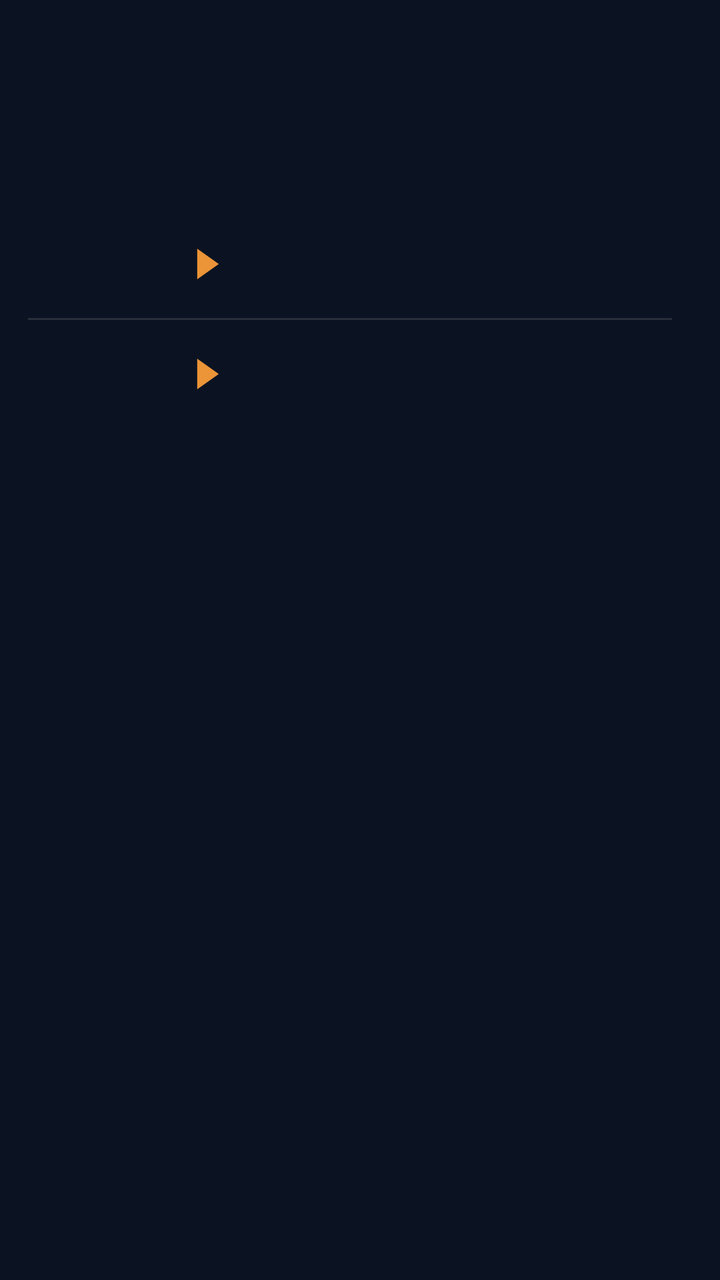
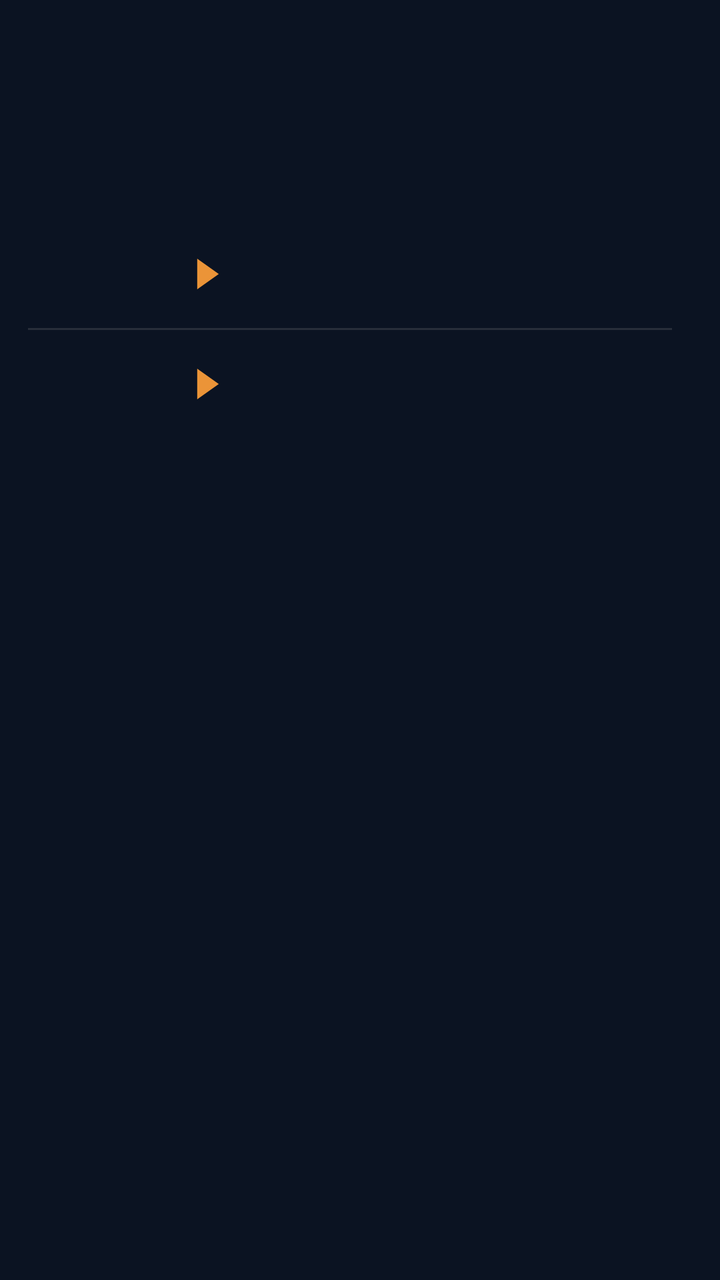

An Android layout rendered at two revisions. The XML below is the earlier revision; the diff shows what the commit changed to produce the second picture.
<!-- AndroidManifest.xml: application theme AppTheme -->
<!-- res/layout/widget_k2.xml -->
<?xml version="1.0" encoding="utf-8"?>
<FrameLayout
    xmlns:android="http://schemas.android.com/apk/res/android"
    android:id="@+id/root"
    android:layout_width="match_parent"
    android:layout_height="match_parent"
    android:padding="0dp">

    <LinearLayout
        android:layout_width="match_parent"
        android:layout_height="wrap_content"
        android:orientation="vertical">
        
        <FrameLayout
            android:layout_width="match_parent"
            android:layout_height="wrap_content">
            <ImageView
                android:id="@+id/clk_glass"
                android:layout_width="match_parent"
                android:layout_height="match_parent"
                android:importantForAccessibility="no"
                android:scaleType="fitXY" />
            <LinearLayout
                android:layout_width="match_parent"
                android:layout_height="94dp"
                android:background="@drawable/cur_clocks"
                android:clipToOutline="true"
                android:orientation="horizontal"
                android:padding="1dp">
            <FrameLayout
                android:layout_width="0dp"
                android:layout_height="match_parent"
                android:layout_weight="1">
                <ImageView
                    android:id="@+id/clk_bg_0"
                    android:layout_width="match_parent"
                    android:layout_height="match_parent"
                    android:scaleType="fitXY" />
                <LinearLayout
                    android:layout_width="match_parent"
                    android:layout_height="match_parent"
                    android:orientation="vertical"
                    android:gravity="center"
                    android:paddingStart="2dp"
                    android:paddingEnd="2dp">
                    <ImageView
                        android:id="@+id/clk_day_0"
                        android:layout_width="match_parent"
                        android:layout_height="16dp"
                        android:scaleType="fitCenter" />
                    <ImageView
                        android:id="@+id/clk_time_0"
                        android:layout_width="match_parent"
                        android:layout_height="30dp"
                        android:scaleType="fitCenter" />
                    <ImageView
                        android:id="@+id/clk_city_0"
                        android:layout_width="match_parent"
                        android:layout_height="16dp"
                        android:layout_marginTop="-3dp"
                        android:scaleType="fitCenter" />
                </LinearLayout>
            </FrameLayout>
            <FrameLayout
                android:layout_width="0dp"
                android:layout_height="match_parent"
                android:layout_weight="1">
                <ImageView
                    android:id="@+id/clk_bg_1"
                    android:layout_width="match_parent"
                    android:layout_height="match_parent"
                    android:scaleType="fitXY" />
                <LinearLayout
                    android:layout_width="match_parent"
                    android:layout_height="match_parent"
                    android:orientation="vertical"
                    android:gravity="center"
                    android:paddingStart="2dp"
                    android:paddingEnd="2dp">
                    <ImageView
                        android:id="@+id/clk_day_1"
                        android:layout_width="match_parent"
                        android:layout_height="16dp"
                        android:scaleType="fitCenter" />
                    <ImageView
                        android:id="@+id/clk_time_1"
                        android:layout_width="match_parent"
                        android:layout_height="30dp"
                        android:scaleType="fitCenter" />
                    <ImageView
                        android:id="@+id/clk_city_1"
                        android:layout_width="match_parent"
                        android:layout_height="16dp"
                        android:layout_marginTop="-3dp"
                        android:scaleType="fitCenter" />
                </LinearLayout>
            </FrameLayout>
            <FrameLayout
                android:layout_width="0dp"
                android:layout_height="match_parent"
                android:layout_weight="1">
                <ImageView
                    android:id="@+id/clk_bg_2"
                    android:layout_width="match_parent"
                    android:layout_height="match_parent"
                    android:scaleType="fitXY" />
                <LinearLayout
                    android:layout_width="match_parent"
                    android:layout_height="match_parent"
                    android:orientation="vertical"
                    android:gravity="center"
                    android:paddingStart="2dp"
                    android:paddingEnd="2dp">
                    <ImageView
                        android:id="@+id/clk_day_2"
                        android:layout_width="match_parent"
                        android:layout_height="16dp"
                        android:scaleType="fitCenter" />
                    <ImageView
                        android:id="@+id/clk_time_2"
                        android:layout_width="match_parent"
                        android:layout_height="30dp"
                        android:scaleType="fitCenter" />
                    <ImageView
                        android:id="@+id/clk_city_2"
                        android:layout_width="match_parent"
                        android:layout_height="16dp"
                        android:layout_marginTop="-3dp"
                        android:scaleType="fitCenter" />
                </LinearLayout>
            </FrameLayout>
            <FrameLayout
                android:layout_width="0dp"
                android:layout_height="match_parent"
                android:layout_weight="1">
                <ImageView
                    android:id="@+id/clk_bg_3"
                    android:layout_width="match_parent"
                    android:layout_height="match_parent"
                    android:scaleType="fitXY" />
                <LinearLayout
                    android:layout_width="match_parent"
                    android:layout_height="match_parent"
                    android:orientation="vertical"
                    android:gravity="center"
                    android:paddingStart="2dp"
                    android:paddingEnd="2dp">
                    <ImageView
                        android:id="@+id/clk_day_3"
                        android:layout_width="match_parent"
                        android:layout_height="16dp"
                        android:scaleType="fitCenter" />
                    <ImageView
                        android:id="@+id/clk_time_3"
                        android:layout_width="match_parent"
                        android:layout_height="30dp"
                        android:scaleType="fitCenter" />
                    <ImageView
                        android:id="@+id/clk_city_3"
                        android:layout_width="match_parent"
                        android:layout_height="16dp"
                        android:layout_marginTop="-3dp"
                        android:scaleType="fitCenter" />
                </LinearLayout>
            </FrameLayout>
            </LinearLayout>
            <ImageView
                android:id="@+id/clk_rim"
                android:layout_width="match_parent"
                android:layout_height="match_parent"
                android:importantForAccessibility="no"
                android:scaleType="fitXY" />
        </FrameLayout>
        
        <FrameLayout
            android:layout_width="match_parent"
            android:layout_height="wrap_content"
            android:layout_marginTop="7dp">
            <ImageView
                android:id="@+id/rates_bg"
                android:layout_width="match_parent"
                android:layout_height="match_parent"
                android:importantForAccessibility="no"
                android:scaleType="fitXY" />
            <LinearLayout
                android:layout_width="match_parent"
                android:layout_height="wrap_content"
                android:background="@drawable/cur_clocks"
                android:clipToOutline="true"
                android:orientation="vertical"
                android:paddingTop="4dp"
                android:paddingBottom="4dp">
            <FrameLayout
                android:id="@+id/row_0"
                android:layout_width="match_parent"
                android:layout_height="54dp"
                android:foreground="?android:attr/selectableItemBackground">
                
                <ImageView
                    android:id="@+id/trend_0"
                    android:layout_width="match_parent"
                    android:layout_height="match_parent"
                    android:scaleType="fitXY" />
                <LinearLayout
                    android:layout_width="match_parent"
                    android:layout_height="match_parent"
                    android:orientation="horizontal"
                    android:gravity="center_vertical"
                    android:paddingStart="14dp"
                    android:paddingEnd="24dp">
                    <LinearLayout
                        android:layout_width="wrap_content"
                        android:layout_height="wrap_content"
                        android:orientation="horizontal"
                        android:gravity="center_vertical">
                        <ImageView
                            android:id="@+id/fl_a_0"
                            android:layout_width="30dp"
                            android:layout_height="30dp"
                            android:scaleType="fitCenter" />
                        
                        <ImageView
                            android:id="@+id/code_a_0"
                            android:layout_width="40dp"
                            android:layout_height="22dp"
                            android:layout_marginStart="6dp"
                            android:scaleType="fitStart" />
                        <ImageView
                            android:id="@+id/arrow_0"
                            android:layout_width="12dp"
                            android:layout_height="16dp"
                            android:src="@drawable/cur_arrow"
                            android:layout_marginStart="8dp"
                            android:layout_marginEnd="10dp"
                            android:scaleType="fitCenter" />
                        <ImageView
                            android:id="@+id/fl_b_0"
                            android:layout_width="30dp"
                            android:layout_height="30dp"
                            android:scaleType="fitCenter" />
                        <ImageView
                            android:id="@+id/code_b_0"
                            android:layout_width="wrap_content"
                            android:layout_height="22dp"
                            android:adjustViewBounds="true"
                            android:layout_marginStart="6dp"
                            android:scaleType="fitStart" />
                    </LinearLayout>
                    <FrameLayout
                        android:layout_width="0dp"
                        android:layout_height="1dp"
                        android:layout_weight="1" />
                    
                    <LinearLayout
                        android:layout_width="wrap_content"
                        android:layout_height="wrap_content"
                        android:orientation="vertical"
                        android:layout_marginStart="6dp">
                        <LinearLayout
                            android:layout_width="wrap_content"
                            android:layout_height="16dp"
                            android:orientation="horizontal"
                            android:gravity="center_vertical">
                            <ImageView
                                android:id="@+id/mkt_val_0"
                                android:layout_width="56dp"
                                android:layout_height="15.6dp"
                                android:scaleType="fitEnd" />
                            <ImageView
                                android:id="@+id/mkt_lbl_0"
                                android:layout_width="38dp"
                                android:layout_height="14.3dp"
                                android:layout_marginStart="6dp"
                                android:scaleType="fitEnd" />
                        </LinearLayout>
                        <LinearLayout
                            android:layout_width="wrap_content"
                            android:layout_height="16dp"
                            android:orientation="horizontal"
                            android:gravity="center_vertical"
                            android:layout_marginTop="2dp">
                            <ImageView
                                android:id="@+id/visa_val_0"
                                android:layout_width="56dp"
                                android:layout_height="15.6dp"
                                android:scaleType="fitEnd" />
                            <ImageView
                                android:id="@+id/visa_logo_0"
                                android:layout_width="38dp"
                                android:layout_height="16dp"
                                android:layout_marginStart="6dp"
                                android:scaleType="fitEnd" />
                        </LinearLayout>
                    </LinearLayout>
                </LinearLayout>
            </FrameLayout>
            <ImageView
                android:id="@+id/div_1"
                android:layout_width="match_parent"
                android:layout_height="1dp"
                android:layout_marginStart="14dp"
                android:layout_marginEnd="24dp"
                android:importantForAccessibility="no"
                android:scaleType="fitXY"
                android:src="@drawable/cur_div" />
            <FrameLayout
                android:id="@+id/row_1"
                android:layout_width="match_parent"
                android:layout_height="54dp"
                android:foreground="?android:attr/selectableItemBackground">
                
                <ImageView
                    android:id="@+id/trend_1"
                    android:layout_width="match_parent"
                    android:layout_height="match_parent"
                    android:scaleType="fitXY" />
                <LinearLayout
                    android:layout_width="match_parent"
                    android:layout_height="match_parent"
                    android:orientation="horizontal"
                    android:gravity="center_vertical"
                    android:paddingStart="14dp"
                    android:paddingEnd="24dp">
                    <LinearLayout
                        android:layout_width="wrap_content"
                        android:layout_height="wrap_content"
                        android:orientation="horizontal"
                        android:gravity="center_vertical">
                        <ImageView
                            android:id="@+id/fl_a_1"
                            android:layout_width="30dp"
                            android:layout_height="30dp"
                            android:scaleType="fitCenter" />
                        
                        <ImageView
                            android:id="@+id/code_a_1"
                            android:layout_width="40dp"
                            android:layout_height="22dp"
                            android:layout_marginStart="6dp"
                            android:scaleType="fitStart" />
                        <ImageView
                            android:id="@+id/arrow_1"
                            android:layout_width="12dp"
                            android:layout_height="16dp"
                            android:src="@drawable/cur_arrow"
                            android:layout_marginStart="8dp"
                            android:layout_marginEnd="10dp"
                            android:scaleType="fitCenter" />
                        <ImageView
                            android:id="@+id/fl_b_1"
                            android:layout_width="30dp"
                            android:layout_height="30dp"
                            android:scaleType="fitCenter" />
                        <ImageView
                            android:id="@+id/code_b_1"
                            android:layout_width="wrap_content"
                            android:layout_height="22dp"
                            android:adjustViewBounds="true"
                            android:layout_marginStart="6dp"
                            android:scaleType="fitStart" />
                    </LinearLayout>
                    <FrameLayout
                        android:layout_width="0dp"
                        android:layout_height="1dp"
                        android:layout_weight="1" />
                    
                    <LinearLayout
                        android:layout_width="wrap_content"
                        android:layout_height="wrap_content"
                        android:orientation="vertical"
                        android:layout_marginStart="6dp">
                        <LinearLayout
                            android:layout_width="wrap_content"
                            android:layout_height="16dp"
                            android:orientation="horizontal"
                            android:gravity="center_vertical">
                            <ImageView
                                android:id="@+id/mkt_val_1"
                                android:layout_width="56dp"
                                android:layout_height="15.6dp"
                                android:scaleType="fitEnd" />
                            <ImageView
                                android:id="@+id/mkt_lbl_1"
                                android:layout_width="38dp"
                                android:layout_height="14.3dp"
                                android:layout_marginStart="6dp"
                                android:scaleType="fitEnd" />
                        </LinearLayout>
                        <LinearLayout
                            android:layout_width="wrap_content"
                            android:layout_height="16dp"
                            android:orientation="horizontal"
                            android:gravity="center_vertical"
                            android:layout_marginTop="2dp">
                            <ImageView
                                android:id="@+id/visa_val_1"
                                android:layout_width="56dp"
                                android:layout_height="15.6dp"
                                android:scaleType="fitEnd" />
                            <ImageView
                                android:id="@+id/visa_logo_1"
                                android:layout_width="38dp"
                                android:layout_height="16dp"
                                android:layout_marginStart="6dp"
                                android:scaleType="fitEnd" />
                        </LinearLayout>
                    </LinearLayout>
                </LinearLayout>
            </FrameLayout>
            </LinearLayout>
        </FrameLayout>
    </LinearLayout>
</FrameLayout>
<!-- resources referenced by this layout -->
<resources>
  <!-- drawable cur_arrow (drawable) -->
  <?xml version="1.0" encoding="utf-8"?>
  <vector xmlns:android="http://schemas.android.com/apk/res/android" android:width="20dp" android:height="26dp" android:viewportWidth="20" android:viewportHeight="26">
      <path android:fillColor="#FFEB9438" android:pathData="M1,0L1,26L19,13Z" />
  </vector>
  <!-- drawable cur_clocks (drawable) -->
  <?xml version="1.0" encoding="utf-8"?>
  <shape xmlns:android="http://schemas.android.com/apk/res/android" android:shape="rectangle">
      <solid android:color="#00000000" />
      <corners android:radius="@dimen/widget_radius" />
  </shape>
  <!-- drawable cur_div (drawable) -->
  <?xml version="1.0" encoding="utf-8"?>
  <shape xmlns:android="http://schemas.android.com/apk/res/android" android:shape="rectangle">
      <solid android:color="#1FF0EBE4" />
  </shape>
  <style name="AppTheme" parent="@android:style/Theme.DeviceDefault.NoActionBar">
          <item name="android:colorAccent">#DF8B35</item>
          <item name="android:colorControlActivated">#DF8B35</item>
          <item name="android:windowBackground">#0B1322</item>
          <item name="android:statusBarColor">#0E111A</item>
          <item name="android:navigationBarColor">#0B1322</item>
          <item name="android:textColorHint">#718096</item>
      </style>
  <dimen name="widget_radius">28dp</dimen>
</resources>

<!-- the commit's change to res/layout/widget_k2.xml (unified diff, before → after) -->
@@ -175,7 +175,7 @@
         <FrameLayout
             android:layout_width="match_parent"
             android:layout_height="wrap_content"
-            android:layout_marginTop="7dp">
+            android:layout_marginTop="12dp">
             <ImageView
                 android:id="@+id/rates_bg"
                 android:layout_width="match_parent"
@@ -195,12 +195,6 @@
                 android:layout_width="match_parent"
                 android:layout_height="54dp"
                 android:foreground="?android:attr/selectableItemBackground">
-                
-                <ImageView
-                    android:id="@+id/trend_0"
-                    android:layout_width="match_parent"
-                    android:layout_height="match_parent"
-                    android:scaleType="fitXY" />
                 <LinearLayout
                     android:layout_width="match_parent"
                     android:layout_height="match_parent"
@@ -308,12 +302,6 @@
                 android:layout_width="match_parent"
                 android:layout_height="54dp"
                 android:foreground="?android:attr/selectableItemBackground">
-                
-                <ImageView
-                    android:id="@+id/trend_1"
-                    android:layout_width="match_parent"
-                    android:layout_height="match_parent"
-                    android:scaleType="fitXY" />
                 <LinearLayout
                     android:layout_width="match_parent"
                     android:layout_height="match_parent"
